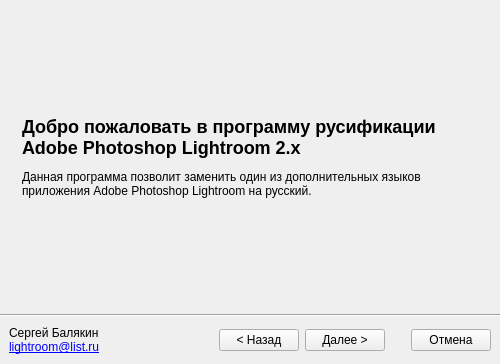
First picture: the form in maindialog.ui, repository HatteOne/lightrus, before the edit.
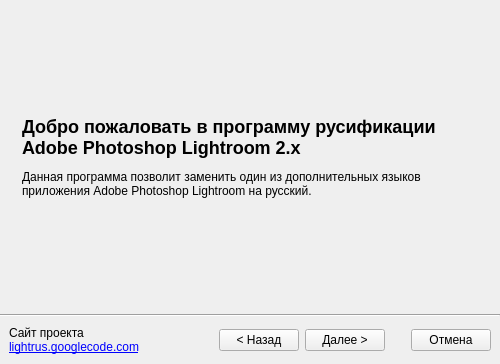
Second picture: the form after the edit. Icons and pictures are not drawn.

Commit message:
Issue #1 is resolved. Confirmation dialog show when Escape key pressed.
Wizard link has been changed from author mail to project site.

Patch:
```diff
--- a/maindialog.ui
+++ b/maindialog.ui
@@ -746,8 +746,8 @@
      <item>
       <widget class="QLabel" name="label_author">
        <property name="text">
-        <string>Сергей Балякин&lt;br&gt;
-&lt;a href=&quot;mailto:lightroom@list.ru&quot;&gt;&lt;span style=&quot;text-decoration: underline; color:#0000ff;&quot;&gt;lightroom@list.ru&lt;/span&gt;&lt;/a&gt;</string>
+        <string>Сайт проекта&lt;br&gt;
+&lt;a href=&quot;http://lightrus.googlecode.com&quot;&gt;&lt;span style=&quot;text-decoration: underline; color:#0000ff;&quot;&gt;lightrus.googlecode.com&lt;/span&gt;&lt;/a&gt;</string>
        </property>
        <property name="alignment">
         <set>Qt::AlignBottom|Qt::AlignLeading|Qt::AlignLeft</set>
```
The commit also changes 3 other files.
